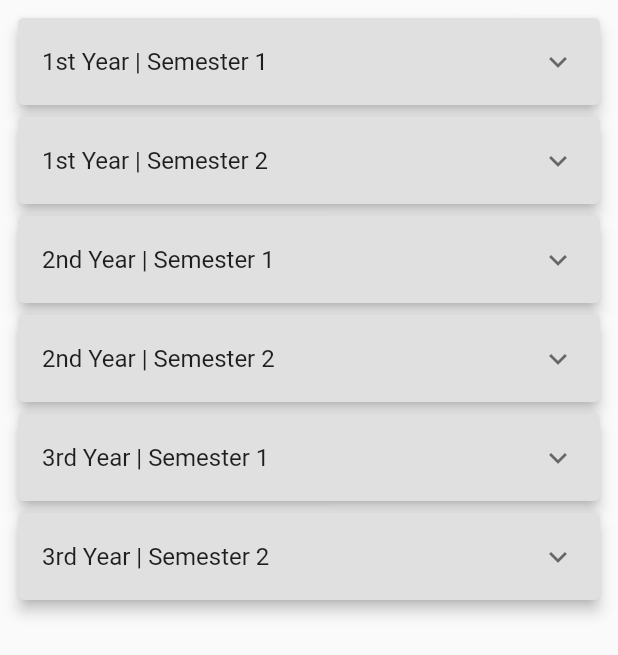
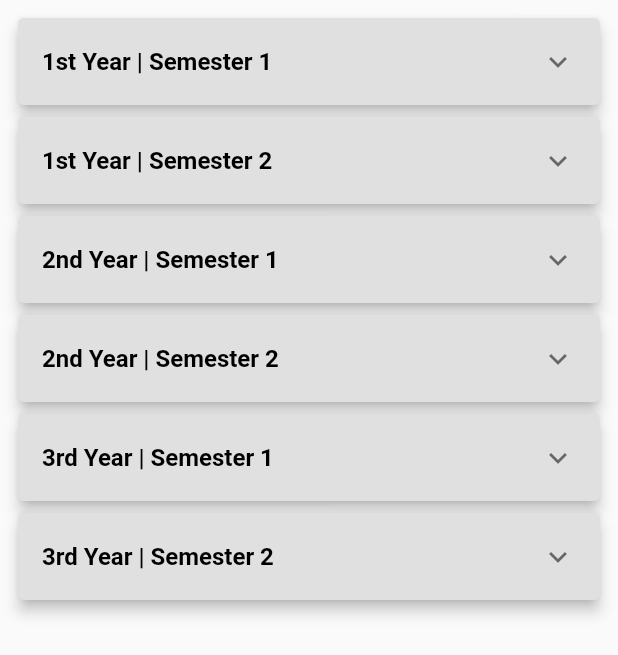
Before and after one commit to buddhimac111/LMSmobile, a Flutter app: the ResultsPage screen opened directly, on a phone screen of 412 x 824 dp. Shown: the top 655 px of the screen. Run offline on Flutter 3.47's test engine with Material 2 defaults, Android fonts, the phone set to English and light mode, and no system bars; our stand-ins replace cloud_firestore, file_picker, firebase_auth, firebase_core, firebase_database, firebase_storage and 2 more; missing offline and left inert: android_intent_plus, excel_dart; accounts and stored records are empty.

Commit message:
FAQ page and bug fixes

```diff
--- a/lib/home.dart
+++ b/lib/home.dart
@@ -46,7 +46,7 @@ class _homePageState extends State<homePage> {
       child: Scaffold(
         drawer: const Sidebar(),
         appBar: AppBar(
-          title: Text('Home'),
+          title: Text('UniLearn'),
           backgroundColor: customColors.primary,
           leading: Container(
             padding: EdgeInsets.all(5.0),
@@ -126,7 +126,7 @@ class _homePageState extends State<homePage> {
                     }
                   }
                   if (value == 'faq') {
-                    // Navigator.pushNamed(context, '/faq');
+                    Navigator.pushNamed(context, '/faq');
                     print("FAQ");
                   }
                 },
--- a/lib/main.dart
+++ b/lib/main.dart
@@ -3,6 +3,7 @@ import 'package:firebase_core/firebase_core.dart';
 
 import 'landing.dart';
 import 'home.dart';
+import 'faq.dart';
 
 
 import 'results.dart';
@@ -51,6 +52,8 @@ class MyApp extends StatelessWidget {
       routes: {
         '/landing': (context) => landing(),
         '/home': (context) => homePage(),
+        '/faq': (context) => FAQPage(),
+
       }
     );
   }
--- a/lib/profile_view.dart
+++ b/lib/profile_view.dart
@@ -23,7 +23,7 @@ class _ProfileState extends State<ProfileDetails> {
                   height: 115,
                   width: 115,
                   child: CircleAvatar(
-                    backgroundImage: AssetImage("assets/hh.jpg"),
+                    backgroundImage: AssetImage("assets/images/tt.jpg"),
                   ),
                 ),
               ],
--- a/lib/results.dart
+++ b/lib/results.dart
@@ -162,7 +162,13 @@ class _ResultsPageState extends State<ResultsPage> {
               const EdgeInsets.symmetric(vertical: 10, horizontal: 20),
               expandedCrossAxisAlignment: CrossAxisAlignment.end,
               maintainState: true,
-              title: Text('1st Year | Semester 1'),
+              title: Text(
+                '1st Year | Semester 1',
+                style: TextStyle(
+                  color: Colors.black,
+                  fontWeight: FontWeight.bold, // Make the title bold
+                ),
+              ),
               children: [
                 DataTable(
                   columns: [
@@ -183,7 +189,13 @@ class _ResultsPageState extends State<ResultsPage> {
               const EdgeInsets.symmetric(vertical: 10, horizontal: 20),
               expandedCrossAxisAlignment: CrossAxisAlignment.end,
               maintainState: true,
-              title: Text('1st Year | Semester 2'),
+              title: Text(
+                '1st Year | Semester 2',
+                style: TextStyle(
+                  color: Colors.black,
+                  fontWeight: FontWeight.bold, // Make the title bold
+                ),
+              ),
               children: [
                 DataTable(
                   columns: [
@@ -205,7 +217,13 @@ class _ResultsPageState extends State<ResultsPage> {
               const EdgeInsets.symmetric(vertical: 10, horizontal: 20),
               expandedCrossAxisAlignment: CrossAxisAlignment.end,
               maintainState: true,
-              title: Text('2nd Year | Semester 1'),
+              title: Text(
+                '2nd Year | Semester 1',
+                style: TextStyle(
+                  color: Colors.black,
+                  fontWeight: FontWeight.bold, // Make the title bold
+                ),
+              ),
               children: [
                 DataTable(
                   columns: [
@@ -227,7 +245,13 @@ class _ResultsPageState extends State<ResultsPage> {
               const EdgeInsets.symmetric(vertical: 10, horizontal: 20),
               expandedCrossAxisAlignment: CrossAxisAlignment.end,
               maintainState: true,
-              title: Text('2nd Year | Semester 2'),
+              title: Text(
+                '2nd Year | Semester 2',
+                style: TextStyle(
+                  color: Colors.black,
+                  fontWeight: FontWeight.bold, // Make the title bold
+                ),
+              ),
               children: [
                 DataTable(
                   columns: [
@@ -249,7 +273,13 @@ class _ResultsPageState extends State<ResultsPage> {
               const EdgeInsets.symmetric(vertical: 10, horizontal: 20),
               expandedCrossAxisAlignment: CrossAxisAlignment.end,
               maintainState: true,
-              title: Text('3rd Year | Semester 1'),
+              title: Text(
+              '3rd Year | Semester 1',
+              style: TextStyle(
+                color: Colors.black,
+                fontWeight: FontWeight.bold, // Make the title bold
+              ),
+            ),
               children: [
                 DataTable(
                   columns: [
@@ -271,7 +301,13 @@ class _ResultsPageState extends State<ResultsPage> {
               const EdgeInsets.symmetric(vertical: 10, horizontal: 20),
               expandedCrossAxisAlignment: CrossAxisAlignment.end,
               maintainState: true,
-              title: Text('3rd Year | Semester 2'),
+              title: Text(
+                '3rd Year | Semester 2',
+                style: TextStyle(
+                  color: Colors.black,
+                  fontWeight: FontWeight.bold, // Make the title bold
+                ),
+              ),
               children: [
                 DataTable(
                   columns: [
```
Also changed, not shown: lib/faq.dart (added, +71 -0 lines), assets/images/hh.jpg (added), assets/images/tt.jpg (added).
